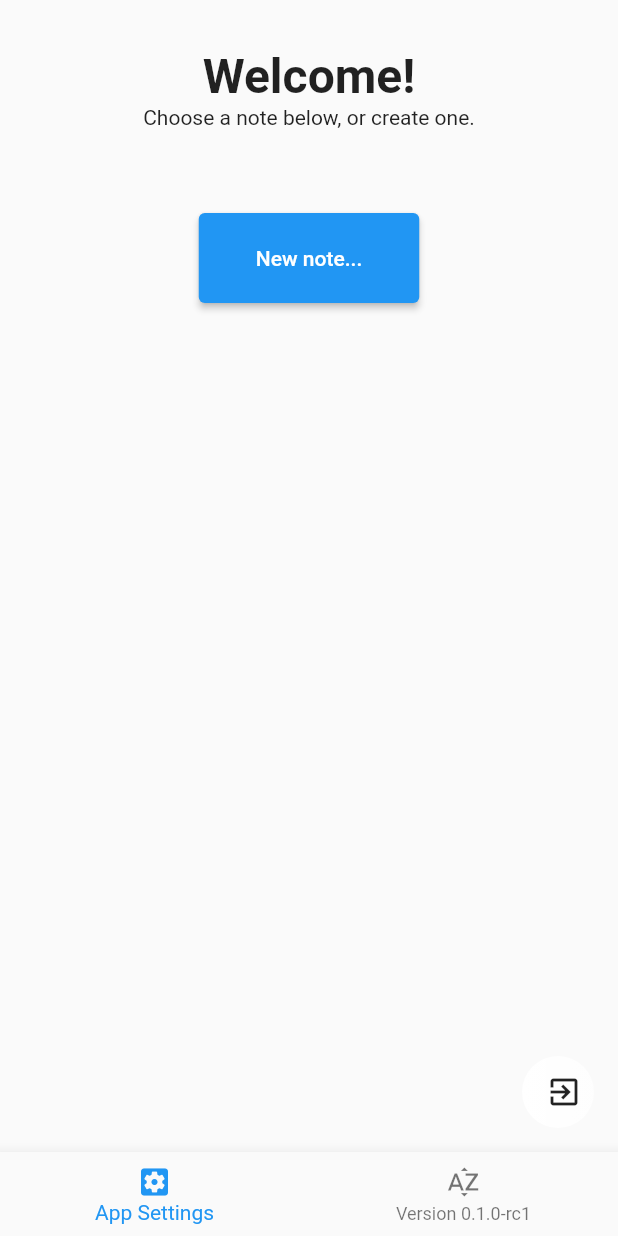
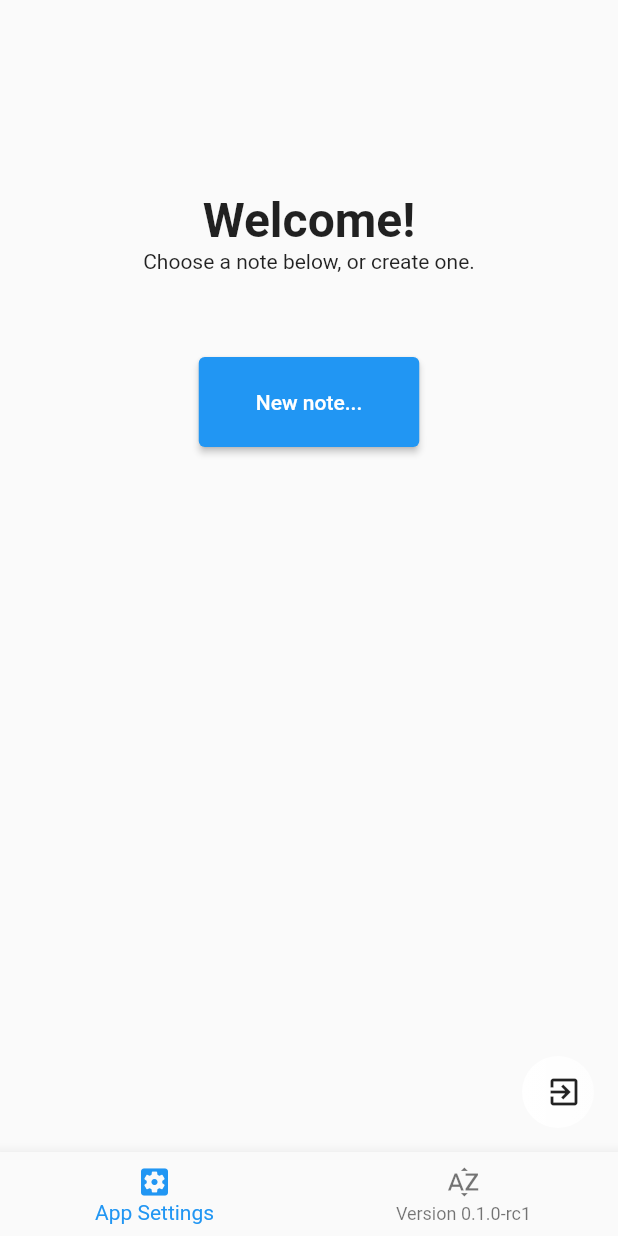
Before and after one commit to tseli0s/NotesApp, a Flutter app: the screen it shows after launch, on a phone screen of 412 x 824 dp. Run offline on Flutter 3.47's test engine with Material 2 defaults, Android fonts, the light colour scheme and no system bars.

Commit message:
main: Fix crash when starting up

```diff
--- a/lib/main.dart
+++ b/lib/main.dart
@@ -11,7 +11,6 @@
 import 'package:path_provider/path_provider.dart';
 
 void main() async {
-  SystemChrome.setEnabledSystemUIMode(SystemUiMode.immersive);
   runApp(const MaterialApp(home: NotesApp()));
 }
 
@@ -152,7 +151,7 @@
                 child: Column(
                   children: [
                     const SizedBox(
-                      height: 32,
+                      height: 128,
                     ),
                     Header('Welcome!', Colors.black),
                     const Text('Choose a note below, or create one.'),
```
